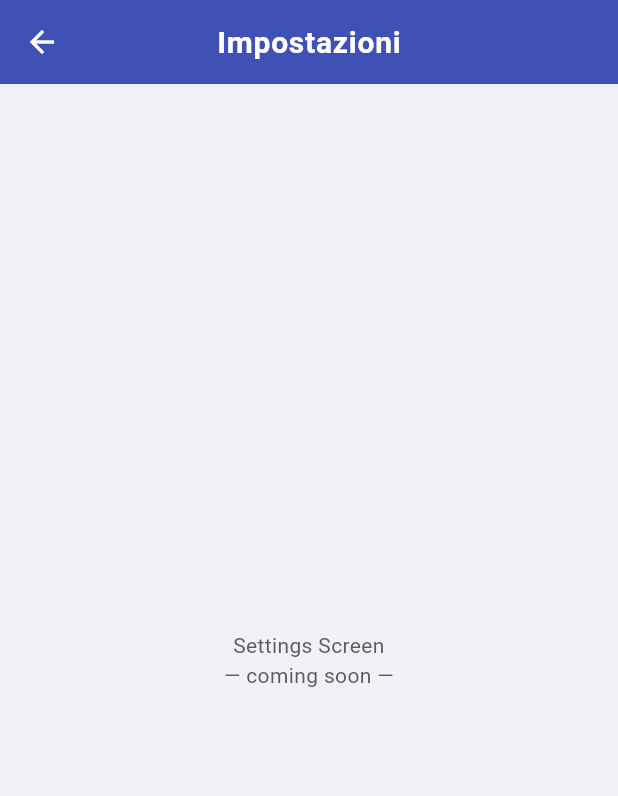
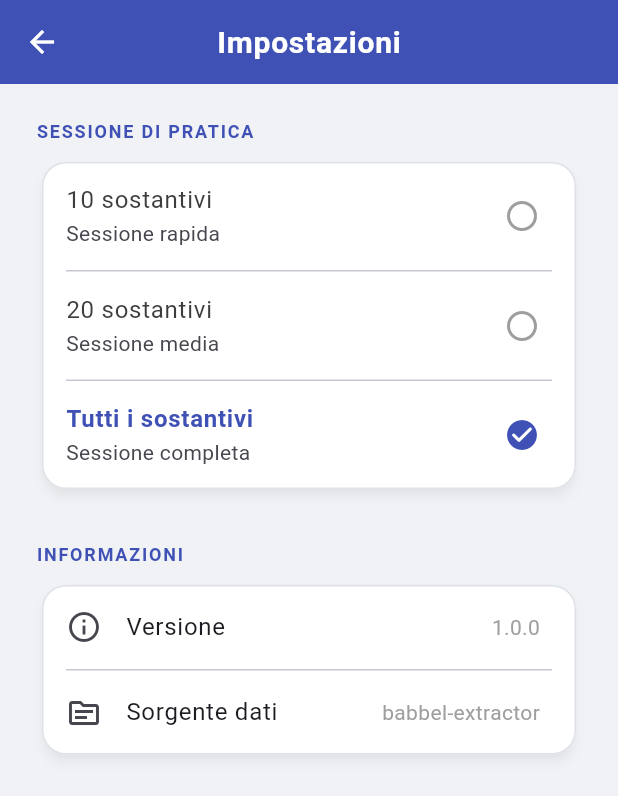
Before and after one commit to FrancescoLomastro/babbelgender, a Flutter app: the screen it shows after launch, after a tap on the "settings" icon, on a phone screen of 412 x 824 dp. Shown: the top 796 px of the screen. Run offline on Flutter 3.47's test engine with Material 3 defaults, Android fonts, the phone set to English and light mode, and no system bars; our stand-ins replace file_picker, shared_preferences.

Commit message:
Settings screen

```diff
--- a/lib/main.dart
+++ b/lib/main.dart
@@ -1,24 +1,31 @@
 import 'package:flutter/material.dart';
 import 'package:provider/provider.dart';
 import 'providers/vocabulary_provider.dart';
+import 'providers/settings_provider.dart';
 import 'theme/app_theme.dart';
 import 'screens/home_screen.dart';
 import 'screens/practice_screen.dart';
 import 'screens/settings_screen.dart';
 import 'screens/results_screen.dart';
 
-void main() {
-  runApp(const BabbelGenderApp());
+void main() async {
+  WidgetsFlutterBinding.ensureInitialized();
+  final settings = SettingsProvider();
+  await settings.load();
+  runApp(BabbelGenderApp(settings: settings));
 }
 
 class BabbelGenderApp extends StatelessWidget {
-  const BabbelGenderApp({super.key});
+  final SettingsProvider settings;
+
+  const BabbelGenderApp({super.key, required this.settings});
 
   @override
   Widget build(BuildContext context) {
     return MultiProvider(
       providers: [
         ChangeNotifierProvider(create: (_) => VocabularyProvider()),
+        ChangeNotifierProvider.value(value: settings),
       ],
       child: MaterialApp(
         title: 'BabbelGender',
--- /dev/null
+++ b/lib/providers/settings_provider.dart
@@ -0,0 +1,69 @@
+import 'package:flutter/foundation.dart';
+import '../services/settings_service.dart';
+
+/// Available session length options.
+class SessionLengthOption {
+  final int value; // 0 = all nouns
+  final String label;
+  final String subtitle;
+
+  const SessionLengthOption({
+    required this.value,
+    required this.label,
+    required this.subtitle,
+  });
+}
+
+const List<SessionLengthOption> kSessionLengthOptions = [
+  SessionLengthOption(
+    value: 10,
+    label: '10 sostantivi',
+    subtitle: 'Sessione rapida',
+  ),
+  SessionLengthOption(
+    value: 20,
+    label: '20 sostantivi',
+    subtitle: 'Sessione media',
+  ),
+  SessionLengthOption(
+    value: SettingsService.allNouns,
+    label: 'Tutti i sostantivi',
+    subtitle: 'Sessione completa',
+  ),
+];
+
+/// Holds user preferences and keeps them in sync with SharedPreferences.
+class SettingsProvider extends ChangeNotifier {
+  final _service = SettingsService();
+
+  int _sessionLength = SettingsService.defaultSessionLength;
+
+  int get sessionLength => _sessionLength;
+
+  /// Returns true if the session should use all available nouns.
+  bool get isAllNouns => _sessionLength == SettingsService.allNouns;
+
+  /// Loads persisted settings from SharedPreferences.
+  /// Called once at app startup from main().
+  Future<void> load() async {
+    _sessionLength = await _service.getSessionLength();
+    notifyListeners();
+  }
+
+  /// Updates the session length, notifies listeners and persists the value.
+  Future<void> setSessionLength(int value) async {
+    if (_sessionLength == value) return;
+    _sessionLength = value;
+    notifyListeners();
+    await _service.setSessionLength(value);
+  }
+
+  /// Resolves the actual number of nouns to use given [totalAvailable].
+  /// Returns [totalAvailable] when the setting is "all nouns".
+  int resolveCount(int totalAvailable) {
+    if (isAllNouns || _sessionLength >= totalAvailable) {
+      return totalAvailable;
+    }
+    return _sessionLength;
+  }
+}
--- a/lib/screens/settings_screen.dart
+++ b/lib/screens/settings_screen.dart
@@ -1,18 +1,137 @@
 import 'package:flutter/material.dart';
+import 'package:provider/provider.dart';
+
+import '../providers/settings_provider.dart';
+import '../theme/app_theme.dart';
 
 class SettingsScreen extends StatelessWidget {
   const SettingsScreen({super.key});
 
   @override
   Widget build(BuildContext context) {
+    final settings = context.watch<SettingsProvider>();
+    final theme = Theme.of(context);
+
     return Scaffold(
       appBar: AppBar(title: const Text('Impostazioni')),
-      body: const Center(
-        child: Text(
-          'Settings Screen\n— coming soon —',
-          textAlign: TextAlign.center,
-        ),
+      body: ListView(
+        padding: const EdgeInsets.all(24),
+        children: [
+          // ── Section: Sessione di pratica ──────────────────────────
+          _SectionHeader(label: 'Sessione di pratica'),
+          const SizedBox(height: 8),
+          Card(
+            child: Column(
+              children: List.generate(kSessionLengthOptions.length, (i) {
+                final option = kSessionLengthOptions[i];
+                final isSelected = settings.sessionLength == option.value;
+                final isLast = i == kSessionLengthOptions.length - 1;
+
+                return Column(
+                  children: [
+                    _OptionTile(
+                      label: option.label,
+                      subtitle: option.subtitle,
+                      isSelected: isSelected,
+                      onTap: () => settings.setSessionLength(option.value),
+                    ),
+                    if (!isLast)
+                      const Divider(height: 1, indent: 16, endIndent: 16),
+                  ],
+                );
+              }),
+            ),
+          ),
+
+          const SizedBox(height: 32),
+
+          // ── Section: Info ─────────────────────────────────────────
+          _SectionHeader(label: 'Informazioni'),
+          const SizedBox(height: 8),
+          Card(
+            child: Column(
+              children: [
+                ListTile(
+                  leading: const Icon(Icons.info_outline),
+                  title: const Text('Versione'),
+                  trailing: Text(
+                    '1.0.0',
+                    style: theme.textTheme.bodyMedium?.copyWith(
+                      color: Colors.grey,
+                    ),
+                  ),
+                ),
+                const Divider(height: 1, indent: 16, endIndent: 16),
+                ListTile(
+                  leading: const Icon(Icons.source_outlined),
+                  title: const Text('Sorgente dati'),
+                  trailing: Text(
+                    'babbel-extractor',
+                    style: theme.textTheme.bodyMedium?.copyWith(
+                      color: Colors.grey,
+                    ),
+                  ),
+                ),
+              ],
+            ),
+          ),
+        ],
       ),
     );
   }
 }
+
+// ── Helper widgets ────────────────────────────────────────────────────────────
+
+class _SectionHeader extends StatelessWidget {
+  final String label;
+
+  const _SectionHeader({required this.label});
+
+  @override
+  Widget build(BuildContext context) {
+    return Text(
+      label.toUpperCase(),
+      style: Theme.of(context).textTheme.bodySmall?.copyWith(
+            color: AppTheme.primaryColor,
+            fontWeight: FontWeight.w700,
+            letterSpacing: 1.2,
+          ),
+    );
+  }
+}
+
+class _OptionTile extends StatelessWidget {
+  final String label;
+  final String subtitle;
+  final bool isSelected;
+  final VoidCallback onTap;
+
+  const _OptionTile({
+    required this.label,
+    required this.subtitle,
+    required this.isSelected,
+    required this.onTap,
+  });
+
+  @override
+  Widget build(BuildContext context) {
+    return ListTile(
+      title: Text(
+        label,
+        style: Theme.of(context).textTheme.bodyLarge?.copyWith(
+              fontWeight:
+                  isSelected ? FontWeight.w700 : FontWeight.w400,
+              color: isSelected ? AppTheme.primaryColor : null,
+            ),
+      ),
+      subtitle: Text(subtitle),
+      trailing: isSelected
+          ? const Icon(Icons.check_circle_rounded,
+              color: AppTheme.primaryColor)
+          : const Icon(Icons.radio_button_unchecked,
+              color: Colors.grey),
+      onTap: onTap,
+    );
+  }
+}
--- /dev/null
+++ b/lib/services/settings_service.dart
@@ -0,0 +1,22 @@
+import 'package:shared_preferences/shared_preferences.dart';
+
+/// Persists user settings via SharedPreferences.
+class SettingsService {
+  static const String _sessionLengthKey = 'session_length';
+
+  /// Sentinel value meaning "use all available nouns".
+  static const int allNouns = 0;
+
+  /// Default session length on first launch.
+  static const int defaultSessionLength = allNouns;
+
+  Future<int> getSessionLength() async {
+    final prefs = await SharedPreferences.getInstance();
+    return prefs.getInt(_sessionLengthKey) ?? defaultSessionLength;
+  }
+
+  Future<void> setSessionLength(int value) async {
+    final prefs = await SharedPreferences.getInstance();
+    await prefs.setInt(_sessionLengthKey, value);
+  }
+}
```
